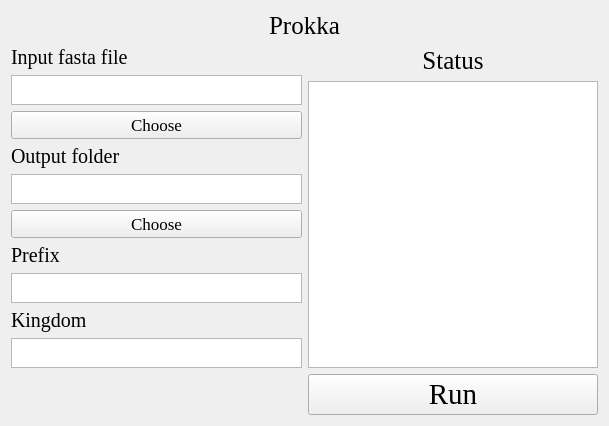
hzaurzli/MicroWorldOmics, file Prokka.ui: the form before one commit.
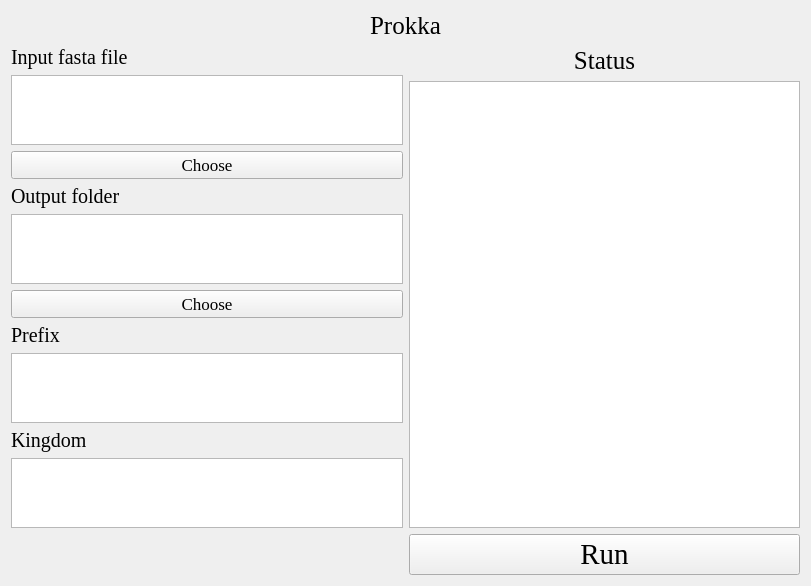
The form after the commit. Icons and pictures are not drawn.

Diff of the .ui file:
```diff
--- a/Prokka.ui
+++ b/Prokka.ui
@@ -6,8 +6,8 @@
    <rect>
     <x>0</x>
     <y>0</y>
-    <width>609</width>
-    <height>422</height>
+    <width>811</width>
+    <height>586</height>
    </rect>
   </property>
   <property name="windowTitle">
@@ -69,7 +69,7 @@
      <item row="0" column="0">
       <widget class="QLabel" name="label_2">
        <property name="sizePolicy">
-        <sizepolicy hsizetype="Expanding" vsizetype="Expanding">
+        <sizepolicy hsizetype="Expanding" vsizetype="Preferred">
          <horstretch>0</horstretch>
          <verstretch>0</verstretch>
         </sizepolicy>
@@ -91,7 +91,7 @@
      <item row="3" column="0">
       <widget class="QLabel" name="label_3">
        <property name="sizePolicy">
-        <sizepolicy hsizetype="Expanding" vsizetype="Expanding">
+        <sizepolicy hsizetype="Expanding" vsizetype="Preferred">
          <horstretch>0</horstretch>
          <verstretch>0</verstretch>
         </sizepolicy>
@@ -126,7 +126,7 @@
      <item row="6" column="0">
       <widget class="QLabel" name="label_5">
        <property name="sizePolicy">
-        <sizepolicy hsizetype="Expanding" vsizetype="Expanding">
+        <sizepolicy hsizetype="Expanding" vsizetype="Preferred">
          <horstretch>0</horstretch>
          <verstretch>0</verstretch>
         </sizepolicy>
@@ -154,7 +154,7 @@
      <item row="1" column="0">
       <widget class="QTextBrowser" name="textBrowser_2">
        <property name="sizePolicy">
-        <sizepolicy hsizetype="Expanding" vsizetype="MinimumExpanding">
+        <sizepolicy hsizetype="Expanding" vsizetype="Expanding">
          <horstretch>0</horstretch>
          <verstretch>0</verstretch>
         </sizepolicy>
@@ -162,7 +162,7 @@
        <property name="maximumSize">
         <size>
          <width>16777215</width>
-         <height>30</height>
+         <height>16777215</height>
         </size>
        </property>
        <property name="styleSheet">
@@ -186,7 +186,7 @@
      <item row="4" column="0">
       <widget class="QTextBrowser" name="textBrowser_3">
        <property name="sizePolicy">
-        <sizepolicy hsizetype="Expanding" vsizetype="MinimumExpanding">
+        <sizepolicy hsizetype="Expanding" vsizetype="Expanding">
          <horstretch>0</horstretch>
          <verstretch>0</verstretch>
         </sizepolicy>
@@ -194,7 +194,7 @@
        <property name="maximumSize">
         <size>
          <width>16777215</width>
-         <height>30</height>
+         <height>16777215</height>
         </size>
        </property>
        <property name="styleSheet">
@@ -205,7 +205,7 @@
      <item row="7" column="0">
       <widget class="QTextEdit" name="textEdit">
        <property name="sizePolicy">
-        <sizepolicy hsizetype="Expanding" vsizetype="MinimumExpanding">
+        <sizepolicy hsizetype="Expanding" vsizetype="Expanding">
          <horstretch>0</horstretch>
          <verstretch>0</verstretch>
         </sizepolicy>
@@ -213,7 +213,7 @@
        <property name="maximumSize">
         <size>
          <width>16777215</width>
-         <height>30</height>
+         <height>16777215</height>
         </size>
        </property>
        <property name="styleSheet">
@@ -240,7 +240,7 @@
      <item row="9" column="0">
       <widget class="QTextEdit" name="textEdit_2">
        <property name="sizePolicy">
-        <sizepolicy hsizetype="Expanding" vsizetype="MinimumExpanding">
+        <sizepolicy hsizetype="Expanding" vsizetype="Expanding">
          <horstretch>0</horstretch>
          <verstretch>0</verstretch>
         </sizepolicy>
@@ -248,7 +248,7 @@
        <property name="maximumSize">
         <size>
          <width>16777215</width>
-         <height>30</height>
+         <height>16777215</height>
         </size>
        </property>
        <property name="styleSheet">
```
